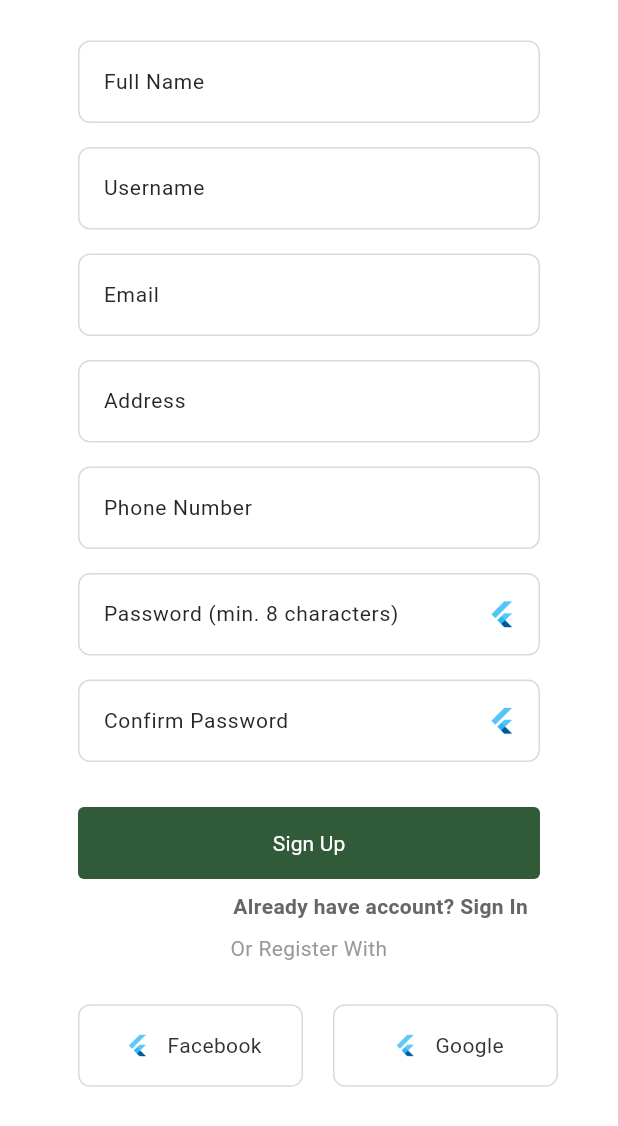
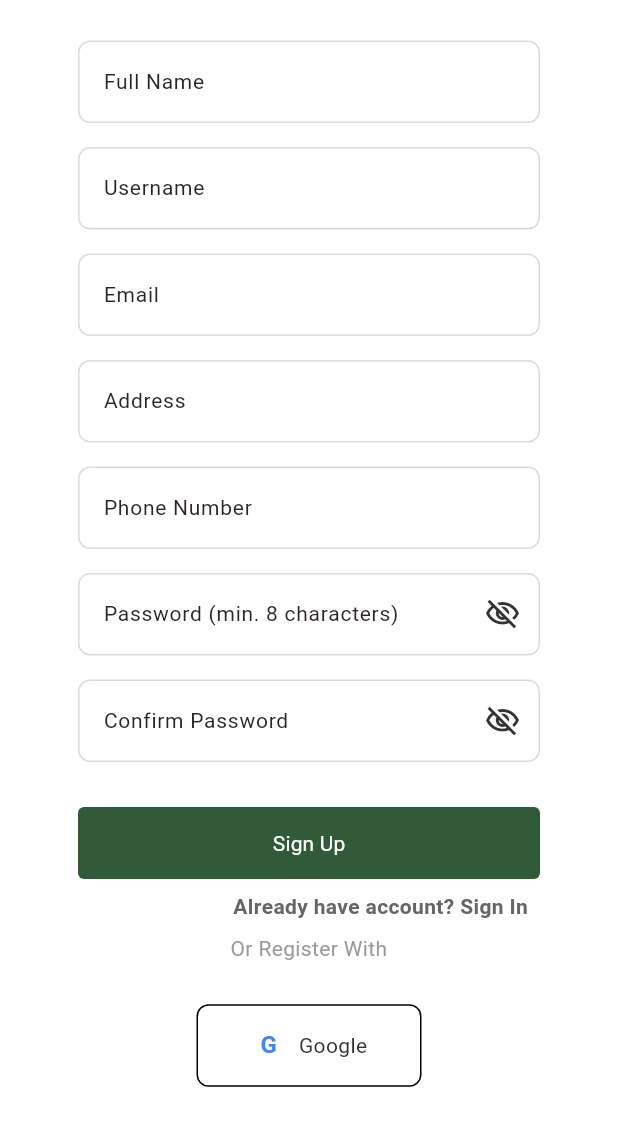
Before and after one commit to Rikyrw/mobileV2, a Flutter app: the SignUpScreen screen opened by its route, scrolled down 169 dp, on a phone screen of 412 x 824 dp. Shown: the top 1126 px of the screen. Run offline on Flutter 3.47's test engine with Material 3 defaults, Android fonts, the phone set to English and light mode, and no system bars; our stand-ins replace image_picker.

Commit message:
update file register

```diff
--- a/lib/sign_up.dart
+++ b/lib/sign_up.dart
@@ -1,4 +1,5 @@
 import 'package:flutter/material.dart';
+import 'package:mob_2/sig_in.dart';
 
 class SignUpScreen extends StatefulWidget {
   const SignUpScreen({super.key});
@@ -200,19 +201,12 @@ class _SignUpScreenState extends State<SignUpScreen> {
                               },
                               padding: const EdgeInsets.all(12),
                               splashRadius: 20,
-                              icon: Image.asset(
-                                'assets/group1.png',
-                                width: 24,
-                                height: 24,
-                                errorBuilder: (context, error, stackTrace) {
-                                  return Icon(
+                              icon: Icon(
                                 _obscurePassword
                                     ? Icons.visibility_off_outlined
                                     : Icons.visibility_outlined,
                                 size: 24,
                                 color: const Color(0xFF333333),
-                                  );
-                                },
                               ),
                             ),
                           ),
@@ -258,19 +252,12 @@ class _SignUpScreenState extends State<SignUpScreen> {
                               },
                               padding: const EdgeInsets.all(12),
                               splashRadius: 20,
-                              icon: Image.asset(
-                                'assets/group1.png',
-                                width: 24,
-                                height: 24,
-                                errorBuilder: (context, error, stackTrace) {
-                                  return Icon(
+                              icon: Icon(
                                 _obscureConfirmPassword
                                     ? Icons.visibility_off_outlined
                                     : Icons.visibility_outlined,
                                 size: 24,
                                 color: const Color(0xFF333333),
-                                  );
-                                },
                               ),
                             ),
                           ),
@@ -300,17 +287,26 @@ class _SignUpScreenState extends State<SignUpScreen> {
                           ),
                         ),
                       ),
-                      const Align(
+                      Align(
                         alignment: Alignment.centerRight,
                         child: Padding(
-                          padding: EdgeInsets.all(8),
-                          child: Text(
+                          padding: const EdgeInsets.all(8),
+                          child: InkWell(
+                            onTap: () {
+                              Navigator.of(context).push(
+                                MaterialPageRoute(
+                                  builder: (context) => const SignInScreen(),
+                                ),
+                              );
+                            },
+                            child: const Text(
                               'Already have account? Sign In',
                               style: TextStyle(
                                 color: Color(0xFF666666),
                                 fontSize: 14,
                                 fontWeight: FontWeight.w700,
                                 fontFamily: 'Roboto',
+                              ),
                             ),
                           ),
                         ),
@@ -334,17 +330,15 @@ class _SignUpScreenState extends State<SignUpScreen> {
                         child: Row(
                           mainAxisAlignment: MainAxisAlignment.center,
                           children: [
-                            _buildSocialButton(
-                              assetPath: 'assets/fb.png',
-                              label: 'Facebook',
-                              fallbackIcon: Icons.facebook,
+                            _buildGoogleButton(
+                              label: 'Google',
                             ),
-                            const SizedBox(width: 20),
-                            _buildSocialButton(
-                              assetPath: 'assets/google.png',
-                              label: 'Google',
-                              fallbackIcon: Icons.public,
-                            ),
+                            const SizedBox(width: 0),
+                            // _buildSocialButton(
+                            //   assetPath: 'assets/google.png',
+                            //   label: 'Google',
+                            //   fallbackIcon: Icons.public,
+                            // ),
                           ],
                         ),
                       ),
@@ -417,4 +411,45 @@ class _SignUpScreenState extends State<SignUpScreen> {
       ),
     );
   }
+
+  Widget _buildGoogleButton({
+    required String label,
+  }) {
+    return Container(
+      width: 150,
+      height: 55,
+      decoration: BoxDecoration(
+        color: Colors.white,
+        borderRadius: BorderRadius.circular(8),
+        border: Border.all(color: const Color.fromARGB(255, 0, 0, 0)),
+      ),
+      child: Row(
+        mainAxisAlignment: MainAxisAlignment.center,
+        children: [
+          CircleAvatar(
+            radius: 12,
+            backgroundColor: Colors.white,
+            child: Text(
+              'G',
+              style: TextStyle(
+                color: const Color(0xFF4285F4),
+                fontSize: 16,
+                fontWeight: FontWeight.w700,
+                fontFamily: 'Roboto',
+              ),
+            ),
+          ),
+          const SizedBox(width: 8),
+          Text(
+            label,
+            style: const TextStyle(
+              color: Color(0xFF333333),
+              fontSize: 14,
+              fontFamily: 'Roboto',
+            ),
+          ),
+        ],
+      ),
+    );
   }
+}
```
Also changed, not shown: lib/sig_in.dart (+62 -20 lines). Lines whose indentation alone changed are shown as unchanged.
